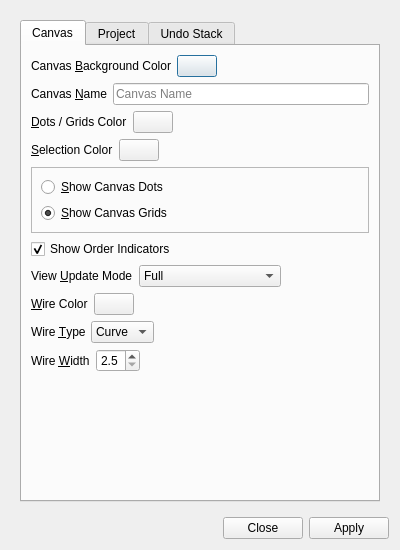
Before: the Qt Designer form UI/glitch-canvas-settings.ui in textbrowser/glitch, drawn with Qt 5.
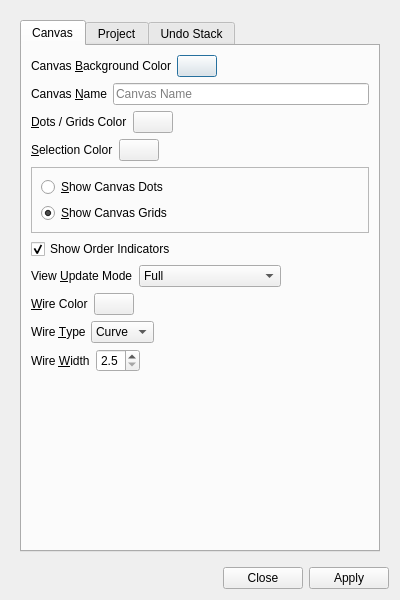
After: the same form once the commit is applied. Icons and pictures are not drawn.

Commit message: New height. New reminder.

The edit to the form file:
```diff
--- a/UI/glitch-canvas-settings.ui
+++ b/UI/glitch-canvas-settings.ui
@@ -7,7 +7,7 @@
     <x>0</x>
     <y>0</y>
     <width>400</width>
-    <height>550</height>
+    <height>600</height>
    </rect>
   </property>
   <property name="windowTitle">
@@ -32,7 +32,7 @@
         <x>0</x>
         <y>0</y>
         <width>388</width>
-        <height>498</height>
+        <height>544</height>
        </rect>
       </property>
       <layout class="QVBoxLayout" name="verticalLayout_2">
```
The commit also changes 1 other file.
